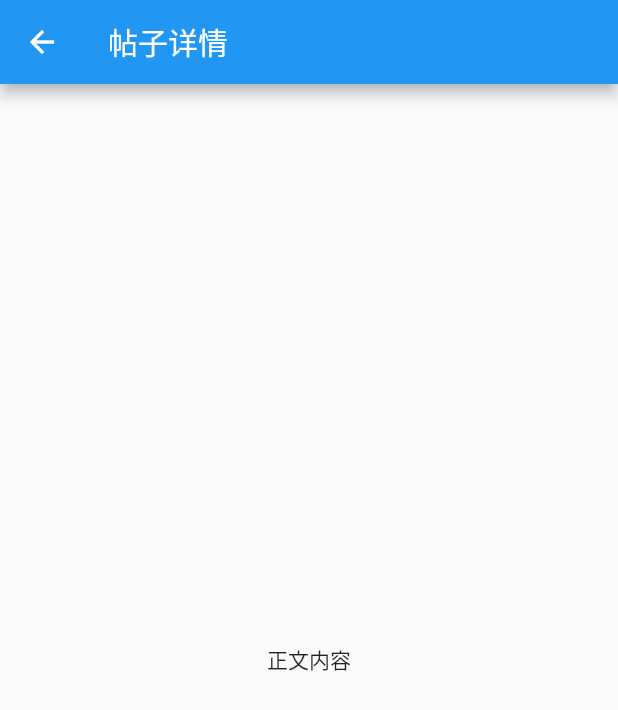
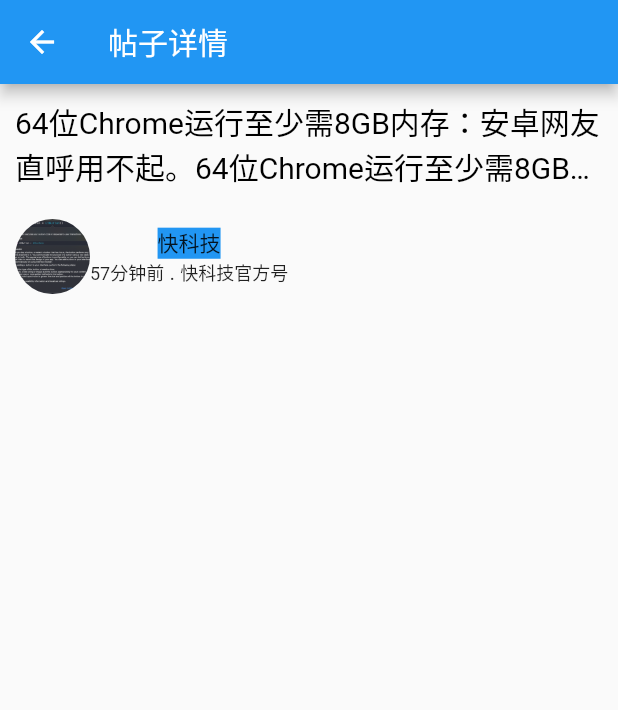
Before and after one commit to CaryZheng/swiftmic_news_flutter, a Flutter app: the ArticleDetailPageView screen opened directly, on a phone screen of 412 x 824 dp. Shown: the top 710 px of the screen. Run offline on Flutter 3.47's test engine with Material 2 defaults, Android fonts, the phone set to English and light mode, and no system bars; our stand-ins replace pull_to_refresh.

Commit message:
Update detail page

```diff
--- a/lib/article/ArticleDetailPageView.dart
+++ b/lib/article/ArticleDetailPageView.dart
@@ -1,16 +1,65 @@
 import 'package:flutter/material.dart';
 
 class ArticleDetailPageView extends StatelessWidget {
-
   @override
   Widget build(BuildContext context) {
     return Scaffold(
-      appBar: AppBar(
-        title: Text("帖子详情"),
-      ),
-      body: Center(
-        child: Text("正文内容")
-      ),
-    );
+        appBar: AppBar(
+          title: Text("帖子详情"),
+        ),
+        body: Column(
+          children: [
+            Container(
+              padding: EdgeInsets.all(10),
+              child: Text(
+                "64位Chrome运行至少需8GB内存：安卓网友直呼用不起。64位Chrome运行至少需8GB内存：安卓网友直呼用不起。",
+                style: TextStyle(fontSize: 20, color: Colors.black),
+                maxLines: 2,
+                overflow: TextOverflow.ellipsis,
+              ),
+            ),
+            Container(
+              padding: EdgeInsets.all(10),
+              child: Row(
+                children: [
+                  ClipOval(
+                    child: Image.asset(
+                      'images/item_images_test.png',
+                      width: 50,
+                      height: 50,
+                      fit: BoxFit.cover,
+                    ),
+                  ),
+                  Column(
+                    children: [
+                      Container(
+                        child: Text(
+                          "快科技",
+                          style: TextStyle(
+                            fontSize: 14,
+                            backgroundColor: Colors.blue,
+                          ),
+                        ),
+                      ),
+                      Row(
+                        children: [
+                          Text(
+                            "57分钟前",
+                            style: TextStyle(fontSize: 12),
+                          ),
+                          Text(" . "),
+                          Text(
+                            "快科技官方号",
+                            style: TextStyle(fontSize: 12),
+                          ),
+                        ],
+                      )
+                    ],
+                  )
+                ],
+              ),
+            ),
+          ],
+        ));
   }
 }
```
